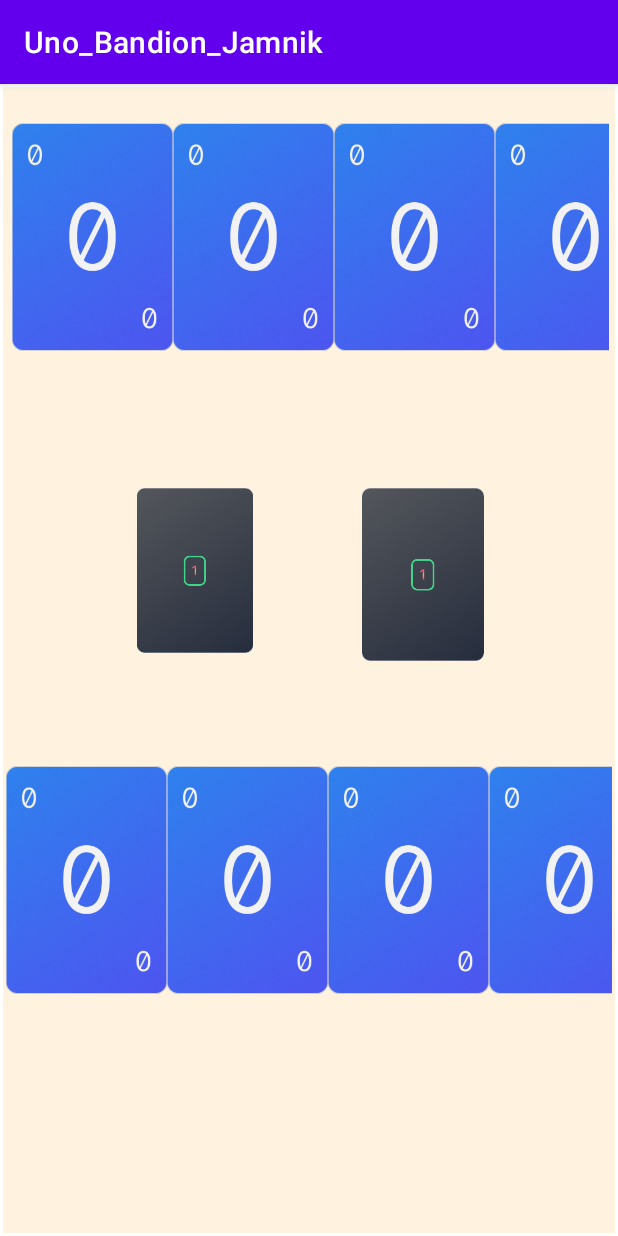
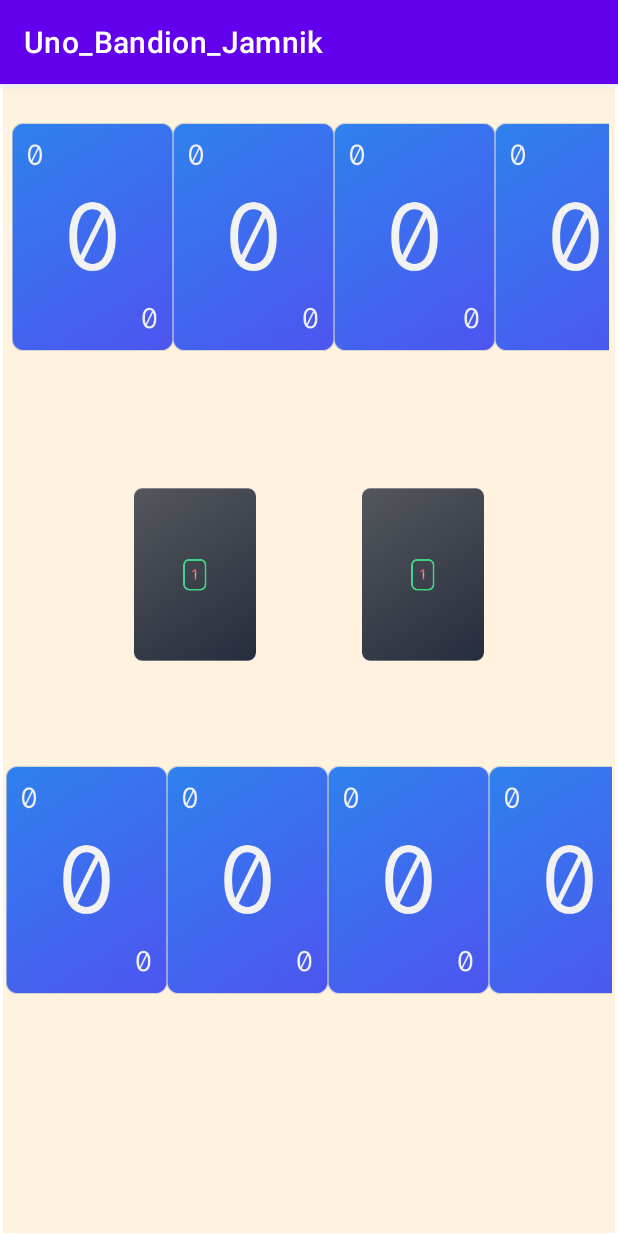
Before and after one commit to TobiasJamnikAT/Uno_Bandion_Jamnik, an Android app: the screen it shows after launch (MainActivity), on a phone screen of 412 x 824 dp. Run offline under Robolectric (Android 15) with nearby library versions, the light colour scheme and no system bars.

Commit message:
"Responsive" UI ende wild

```diff
--- a/app/src/main/res/layout/activity_main.xml
+++ b/app/src/main/res/layout/activity_main.xml
@@ -42,7 +42,7 @@
             <ImageView
                 android:id="@+id/imageView2"
                 android:layout_width="wrap_content"
-                android:layout_height="110sp"
+                android:layout_height="wrap_content"
                 android:layout_weight="1"
                 android:src="@drawable/back" />
 
```
